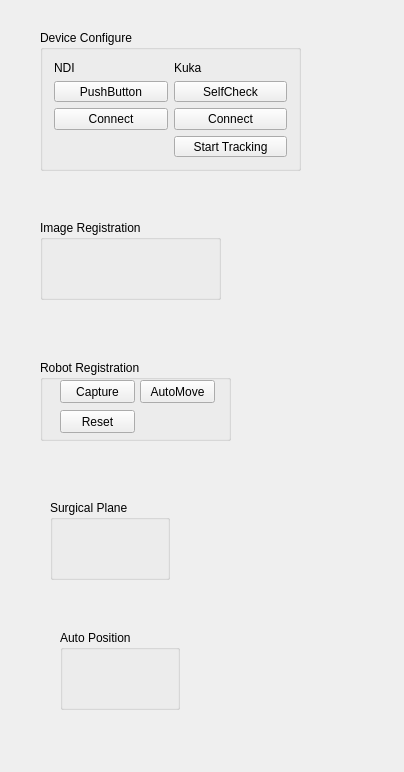
Above: Plugins/org.mitk.lancet.surgicalsimulate/src/internal/SurgicalSimulateControls.ui from zhaomengxiao/LancetMITK-Adition before the change. Below: the same form after it.
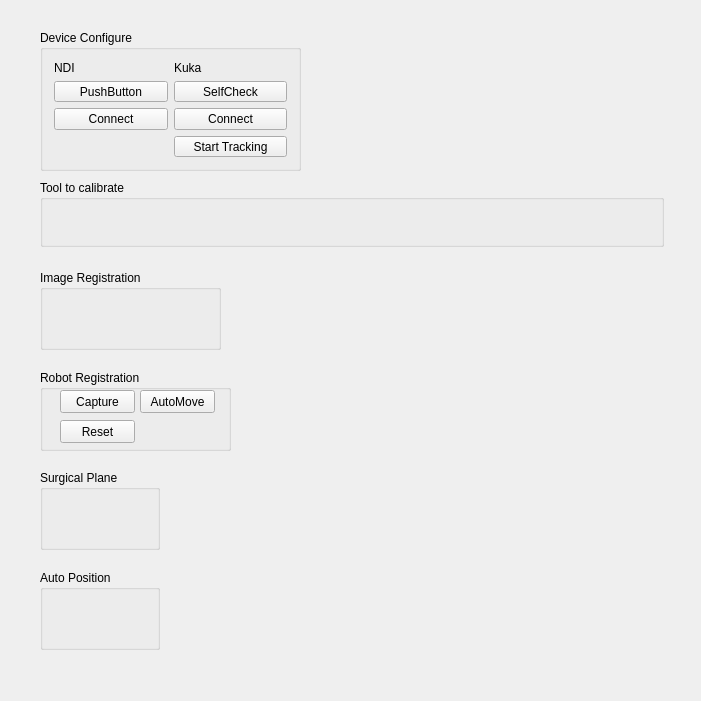
That is the form after the change. Custom widgets are drawn as their Qt base class.

What changed in the file:
```diff
--- a/Plugins/org.mitk.lancet.surgicalsimulate/src/internal/SurgicalSimulateControls.ui
+++ b/Plugins/org.mitk.lancet.surgicalsimulate/src/internal/SurgicalSimulateControls.ui
@@ -6,8 +6,8 @@
    <rect>
     <x>0</x>
     <y>0</y>
-    <width>404</width>
-    <height>772</height>
+    <width>701</width>
+    <height>701</height>
    </rect>
   </property>
   <property name="minimumSize">
@@ -87,7 +87,7 @@
    <property name="geometry">
     <rect>
      <x>40</x>
-     <y>220</y>
+     <y>270</y>
      <width>181</width>
      <height>80</height>
     </rect>
@@ -100,7 +100,7 @@
    <property name="geometry">
     <rect>
      <x>40</x>
-     <y>360</y>
+     <y>370</y>
      <width>191</width>
      <height>81</height>
     </rect>
@@ -151,8 +151,8 @@
   <widget class="QGroupBox" name="groupBox_4">
    <property name="geometry">
     <rect>
-     <x>50</x>
-     <y>500</y>
+     <x>40</x>
+     <y>470</y>
      <width>120</width>
      <height>80</height>
     </rect>
@@ -164,8 +164,8 @@
   <widget class="QGroupBox" name="groupBox_5">
    <property name="geometry">
     <rect>
-     <x>60</x>
-     <y>630</y>
+     <x>40</x>
+     <y>570</y>
      <width>120</width>
      <height>80</height>
     </rect>
@@ -174,8 +174,47 @@
     <string>Auto Position</string>
    </property>
   </widget>
+  <widget class="QGroupBox" name="groupBox_6">
+   <property name="geometry">
+    <rect>
+     <x>40</x>
+     <y>180</y>
+     <width>624</width>
+     <height>67</height>
+    </rect>
+   </property>
+   <property name="title">
+    <string>Tool to calibrate</string>
+   </property>
+   <layout class="QVBoxLayout" name="verticalLayout_4">
+    <item>
+     <widget class="QmitkToolTrackingStatusWidget" name="m_StatusWidgetToolToCalibrate" native="true">
+      <property name="minimumSize">
+       <size>
+        <width>0</width>
+        <height>35</height>
+       </size>
+      </property>
+      <property name="maximumSize">
+       <size>
+        <width>16777215</width>
+        <height>50</height>
+       </size>
+      </property>
+     </widget>
+    </item>
+   </layout>
+  </widget>
  </widget>
  <layoutdefault spacing="6" margin="11"/>
+ <customwidgets>
+  <customwidget>
+   <class>QmitkToolTrackingStatusWidget</class>
+   <extends>QWidget</extends>
+   <header location="global">QmitkToolTrackingStatusWidget.h</header>
+   <container>1</container>
+  </customwidget>
+ </customwidgets>
  <resources/>
  <connections/>
 </ui>
```
